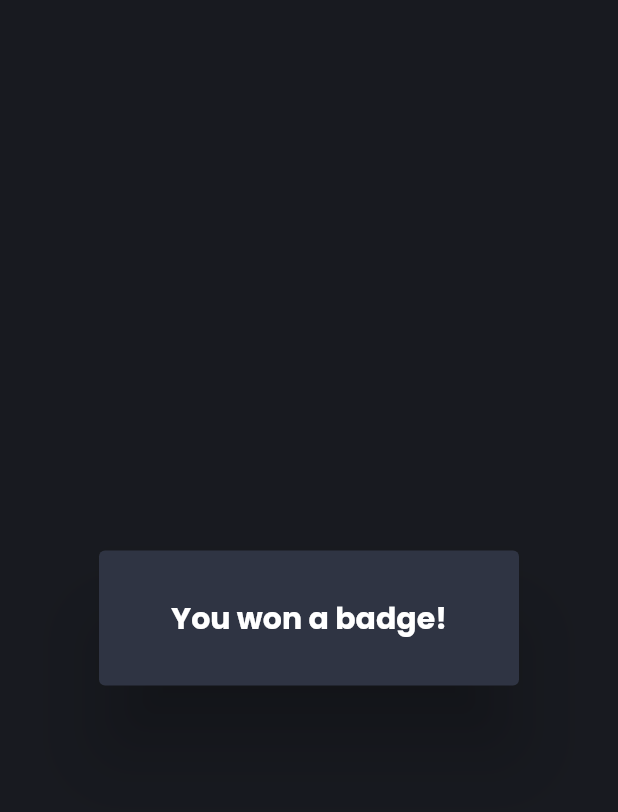
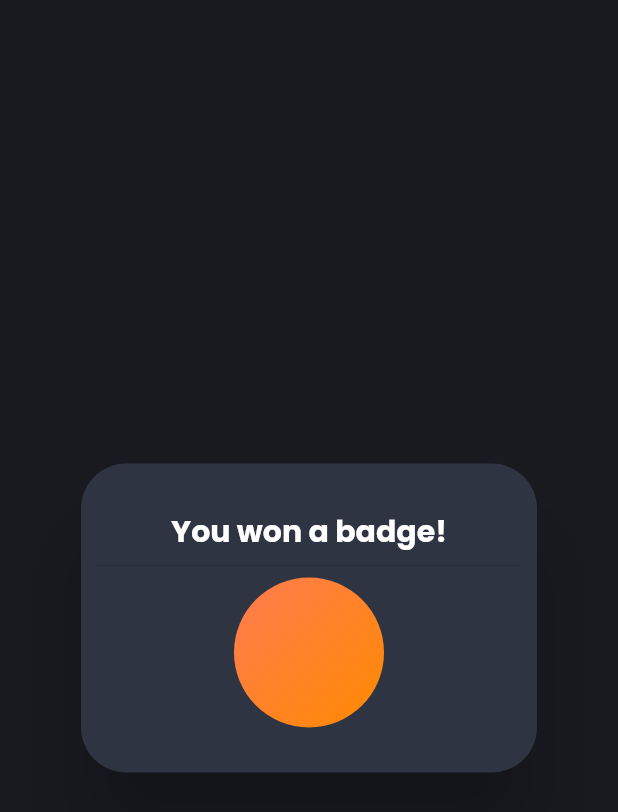
Before and after one commit to DreFlo/lgp-2223-sc1, a Flutter app: the BadgeAlert widget shown alone on an empty page, opened directly, on a phone screen of 412 x 824 dp. Shown: the top 812 px of the screen. Run offline on Flutter 3.47's test engine with Material 2 defaults, Android fonts, the phone set to English and light mode, and no system bars; our stand-ins replace calendar_view, carousel_slider, floor, flutter_local_notifications, flutter_native_timezone, flutter_svg and 7 more; missing offline and left inert: books_finder, emojis, flutter_picker, notification_permissions, tmdb_api; accounts and stored records are empty; generated files the repository leaves out were written again.

Commit message:
Add badge circle.

```diff
--- a/src/lib/pages/gamification/badge_alert.dart
+++ b/src/lib/pages/gamification/badge_alert.dart
@@ -46,10 +46,11 @@ class _BadgeAlertState extends State<BadgeAlert> with TickerProviderStateMixin {
   @override
   Widget build(BuildContext context) {
     return AlertDialog(
+        shape: const RoundedRectangleBorder(
+                borderRadius: BorderRadius.all(Radius.circular(30.0))),
         backgroundColor: lightGray,
         contentPadding: const EdgeInsets.symmetric(horizontal: 10, vertical: 30),
         content: Wrap(
-          spacing: 10,
           children: [
             Row(
               mainAxisAlignment: MainAxisAlignment.center,
@@ -64,13 +65,21 @@ class _BadgeAlertState extends State<BadgeAlert> with TickerProviderStateMixin {
                   )
               ]
             ),
+            const Divider(),
             Row(
               mainAxisAlignment: MainAxisAlignment.center,
               children: [
                 Container(
+                  height: 100,
+                  width: 100,
                   decoration: BoxDecoration(
-                    gradient: LinearGradient(colors: getColors()),
+                    gradient: LinearGradient(
+                      colors: getColors(),
+                      begin: Alignment.topLeft,
+                      end: Alignment.bottomRight
+                    ),
                     shape: BoxShape.circle,
+                    color: Colors.white
                   ),
                 )
               ]
```
